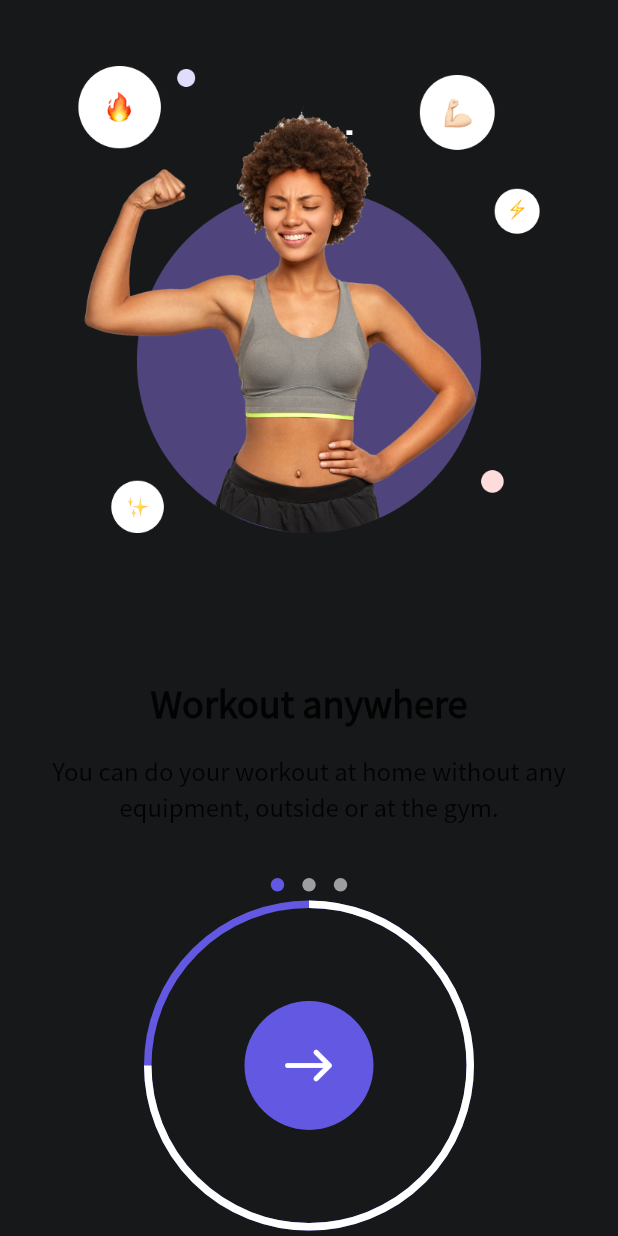
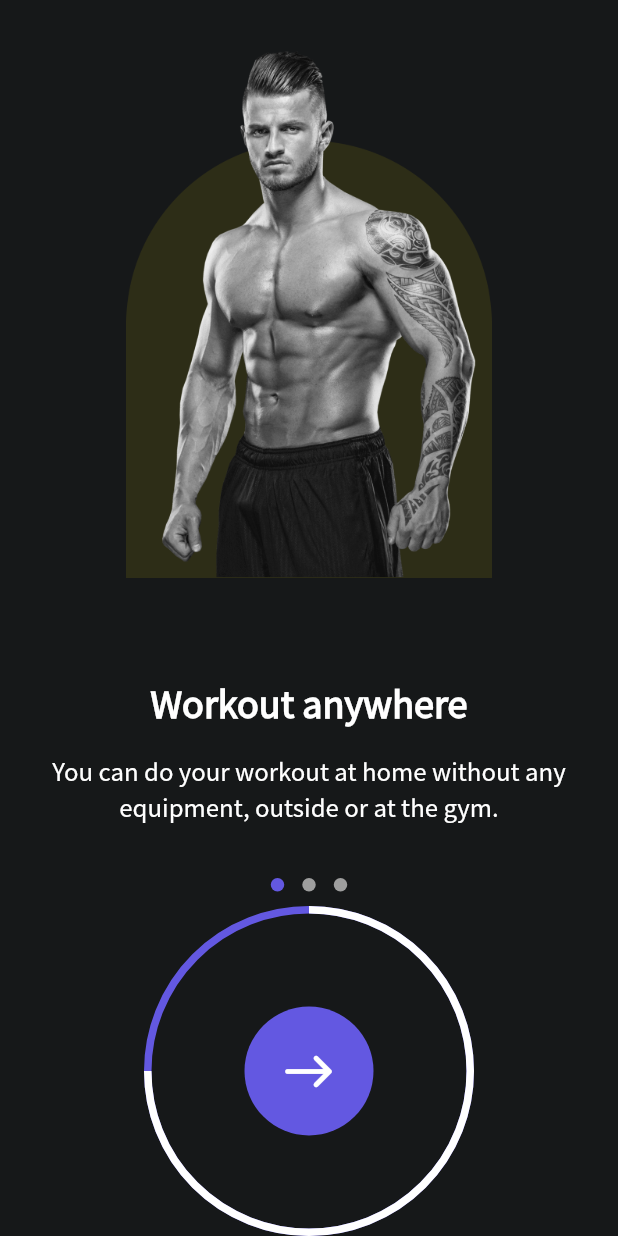
Before and after one commit to ultrasenses/fitboard, a Flutter app: the screen it shows after launch, on a phone screen of 412 x 824 dp. Run offline on Flutter 3.47's test engine with Material 2 defaults, Android fonts, the phone set to English and light mode, and no system bars; drawn by our look-alikes of dots_indicator, percent_indicator; our stand-ins replace bloc, chewie, cloud_firestore, firebase_auth, firebase_core, firebase_storage and 8 more; missing offline and left inert: agora_rtc_engine, custom_timer; accounts and stored records are empty.

Commit message:
add new screens

```diff
--- a/lib/screens/onboarding/widget/onboarding_content.dart
+++ b/lib/screens/onboarding/widget/onboarding_content.dart
@@ -93,7 +93,7 @@ class OnboardingContent extends StatelessWidget {
                     ));
           },
         ),
-        const SizedBox(height: 30),
+        // const SizedBox(height: 30),
       ],
     );
   }
--- a/lib/screens/onboarding/widget/onboarding_tile.dart
+++ b/lib/screens/onboarding/widget/onboarding_tile.dart
@@ -1,4 +1,5 @@
 import 'package:flutter/material.dart';
+import 'package:ultrasenses_fitboard/core/const/color_constants.dart';
 
 class OnboardingTile extends StatelessWidget {
   final title, imagePath, mainText;
@@ -22,9 +23,9 @@ class OnboardingTile extends StatelessWidget {
           Text(
             title,
             style: const TextStyle(
-              fontWeight: FontWeight.w700,
-              fontSize: 24.0,
-            ),
+                fontWeight: FontWeight.w700,
+                fontSize: 24.0,
+                color: ColorConstants.textWhite),
           ),
           const SizedBox(height: 15),
           Padding(
@@ -35,6 +36,7 @@ class OnboardingTile extends StatelessWidget {
               mainText,
               style: const TextStyle(
                 fontSize: 16.0,
+                color: ColorConstants.textWhite,
               ),
               textAlign: TextAlign.center,
             ),
```
Also changed, not shown: assets/images/onboarding/2.0x/onboarding.png, assets/images/onboarding/2.0x/onboarding_2.png, assets/images/onboarding/2.0x/onboarding_3.png, assets/images/onboarding/3.0x/onboarding.png, assets/images/onboarding/3.0x/onboarding_2.png, assets/images/onboarding/3.0x/onboarding_3.png, assets/images/onboarding/onboarding.png, assets/images/onboarding/onboarding_2.png, assets/images/onboarding/onboarding_3.png, 5 other files.
